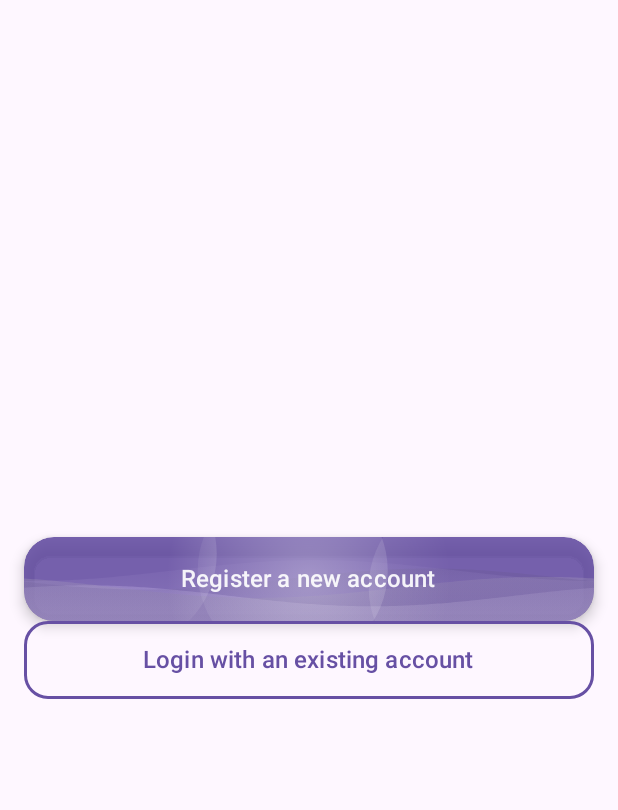
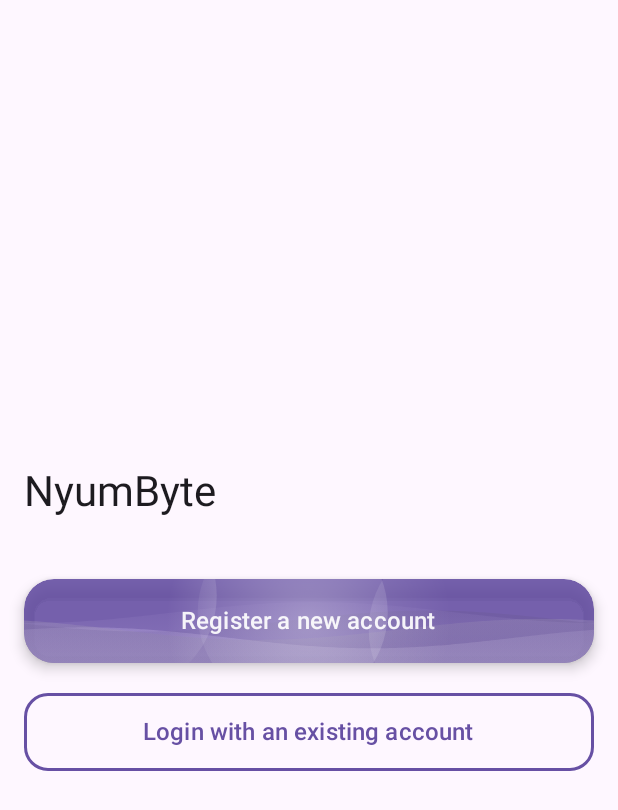
Before and after one commit to Raziqrr/NyumByte, an Android app built with Jetpack Compose: the screen it shows after launch (MainActivity), on a phone screen of 412 x 824 dp. Shown: the top 810 px of the screen. Run offline under Robolectric (Android 15) with nearby library versions, the phone set to English and light mode, and no system bars; our stand-ins replace Firebase (no records; nobody signed in at launch, a user with empty details on screens opened directly), Room's generated code, accompanist; libraries missing offline, so code that uses them is left out: com.google.accompanist.navigation, com.google.ai.client.

Commit message:
fix nav2

```diff
--- a/app/src/main/java/com/example/nyumbyte/ui/NyumByteApp.kt
+++ b/app/src/main/java/com/example/nyumbyte/ui/NyumByteApp.kt
@@ -32,6 +32,7 @@ import com.example.nyumbyte.ui.navigation.NBNavHost
 import com.example.nyumbyte.ui.navigation.Screens
 import com.example.nyumbyte.ui.screens.challenges.ChallengeViewModel
 import com.example.nyumbyte.ui.screens.dietplanner.DietPlanViewModel
+import com.example.nyumbyte.ui.screens.foodscanner.FoodScannerViewModel
 import com.example.nyumbyte.ui.screens.profile.ProfileViewModel
 import com.example.nyumbyte.ui.screens.rewards.RewardViewModel
 
@@ -63,6 +64,7 @@ fun NyumByteApp(
         val chatViewModel: ChatViewModel = viewModel()
         val profileViewModel: ProfileViewModel = viewModel()
         val challengeViewModel: ChallengeViewModel = viewModel()
+        val foodScannerViewModel: FoodScannerViewModel = viewModel()
 
 
         NBNavHost(
@@ -74,7 +76,8 @@ fun NyumByteApp(
             startDestination = Screens.SplashScreen.name,
             rewardViewModel = null,
             profileViewModel = profileViewModel,
-            challengeViewModel = challengeViewModel
+            challengeViewModel = challengeViewModel,
+            foodScannerViewModel = foodScannerViewModel
         )
     }
 }
--- a/app/src/main/java/com/example/nyumbyte/ui/navigation/NBNavHost.kt
+++ b/app/src/main/java/com/example/nyumbyte/ui/navigation/NBNavHost.kt
@@ -2,7 +2,7 @@
  * @Author: Raziqrr rzqrdzn03@gmail.com
  * @Date: 2025-06-06 01:50:49
  * @LastEditors: Raziqrr rzqrdzn03@gmail.com
- * @LastEditTime: 2025-06-20 10:27:46
+ * @LastEditTime: 2025-06-20 10:50:34
  * @FilePath: app/src/main/java/com/example/nyumbyte/ui/navigation/NBNavHost.kt
  * @Description: 这是默认设置,可以在设置》工具》File Description中进行配置
  */
@@ -44,6 +44,9 @@ import com.example.nyumbyte.ui.screens.challenges.Challenge
 import com.example.nyumbyte.ui.screens.challenges.ChallengeDetailPage
 import com.example.nyumbyte.ui.screens.challenges.ChallengePage
 import com.example.nyumbyte.ui.screens.challenges.ChallengeViewModel
+import com.example.nyumbyte.ui.screens.foodscanner.FoodScannerViewModel
+import com.example.nyumbyte.ui.screens.foodscanner.ResultScreen
+import com.example.nyumbyte.ui.screens.foodscanner.ScanScreen
 import com.example.nyumbyte.ui.screens.health.HealthAnalyticsScreen
 import com.example.nyumbyte.ui.screens.profile.ProfileScreen
 import com.example.nyumbyte.ui.screens.profile.ProfileViewModel
@@ -66,7 +69,8 @@ fun NBNavHost(
     rewardViewModel: RewardViewModel? = null,
     profileViewModel: ProfileViewModel,
     uid: String? = null,
-    challengeViewModel: ChallengeViewModel
+    challengeViewModel: ChallengeViewModel,
+    foodScannerViewModel: FoodScannerViewModel
 ) {
     // Define a reusable animation spec for slide transitions
     val slideAnimationSpec = tween<IntOffset>(
@@ -144,7 +148,8 @@ fun NBNavHost(
                 authViewModel,
                 chatViewModel,
                 profileViewModel,
-                challengeViewModel
+                challengeViewModel,
+                foodScannerViewModel
             )
         }
 
@@ -245,6 +250,26 @@ fun NBNavHost(
             )}
         }
 
+        composable(route = Screens.Scan.name){
+            ScanScreen(
+                navController = navController
+            )
+        }
+
+        composable(
+            route = "${Screens.ScanResultBase}/{label}",
+            arguments = listOf(navArgument("label") { type = NavType.StringType })
+        ) {
+            val label = it.arguments?.getString("label") ?: ""
+            ResultScreen(
+                label = label,
+                navController = navController,
+                viewModel = foodScannerViewModel,
+                userViewModel = userViewModel
+            )
+        }
+
+
 
         composable(route = Screens.ChallengePage.name){
             ChallengePage(
--- a/app/src/main/java/com/example/nyumbyte/ui/navigation/Routes.kt
+++ b/app/src/main/java/com/example/nyumbyte/ui/navigation/Routes.kt
@@ -2,7 +2,7 @@
  * @Author: Raziqrr rzqrdzn03@gmail.com
  * @Date: 2025-06-06 01:05:24
  * @LastEditors: Raziqrr rzqrdzn03@gmail.com
- * @LastEditTime: 2025-06-20 10:27:05
+ * @LastEditTime: 2025-06-20 10:34:54
  * @FilePath: app/src/main/java/com/example/nyumbyte/ui/navigation/Routes.kt
  * @Description: 这是默认设置,可以在设置》工具》File Description中进行配置
  */
@@ -34,6 +34,10 @@ enum class Screens(@StringRes val title: Int){
 
     companion object {
         const val ChallengeDetailBase = "challenge_detail"
+        const val ScanResultBase = "scan_result"
+
         fun challengeDetailWithArgs(challengeId: String) = "$ChallengeDetailBase/$challengeId"
+        fun scanResultWithArgs(label: String) = "$ScanResultBase/$label"
     }
+
 }
--- a/app/src/main/java/com/example/nyumbyte/ui/screens/splash/NBSplashScreen.kt
+++ b/app/src/main/java/com/example/nyumbyte/ui/screens/splash/NBSplashScreen.kt
@@ -5,9 +5,13 @@ import PrimaryButton
 import android.util.Log
 import androidx.compose.foundation.layout.Box
 import androidx.compose.foundation.layout.Column
+import androidx.compose.foundation.layout.Spacer
 import androidx.compose.foundation.layout.fillMaxSize
+import androidx.compose.foundation.layout.height
 import androidx.compose.foundation.layout.padding
 import androidx.compose.material3.CircularProgressIndicator
+import androidx.compose.material3.MaterialTheme
+import androidx.compose.material3.Text
 import androidx.compose.runtime.Composable
 import androidx.compose.runtime.LaunchedEffect
 import androidx.compose.runtime.getValue
@@ -68,12 +72,19 @@ fun NBSplashScreen(
             Column(
                 modifier = Modifier.padding(16.dp)
             ) {
+                Text(
+                    "NyumByte",
+                    style = MaterialTheme.typography.headlineMedium,
+                    color = MaterialTheme.colorScheme.onSurface
+                )
+                Spacer(modifier = Modifier.height(40.dp))
                 PrimaryButton(
                     text = "Register a new account",
                     onClick = { navController.navigate(Screens.Register.name) },
                     icon = null,
                     enabled = true
                 )
+                Spacer(modifier = Modifier.height(20.dp))
                 SecondaryButton(
                     text = "Login with an existing account",
                     onClick = { navController.navigate(Screens.Login.name) },
```
Also changed, not shown: app/src/main/java/com/example/nyumbyte/data/network/firebase/HealthRepository.kt (+22 -0 lines), app/src/main/java/com/example/nyumbyte/ui/screens/foodscanner/ResultScreen.kt (+34 -15 lines), app/src/main/java/com/example/nyumbyte/ui/screens/foodscanner/ScanScreen.kt (+7 -2 lines), app/src/main/java/com/example/nyumbyte/ui/screens/health/HealthAnalytics.kt (+4 -7 lines), app/src/main/java/com/example/nyumbyte/ui/screens/health/HealthViewModel.kt (+11 -0 lines), app/src/main/java/com/example/nyumbyte/ui/screens/home/Home.kt (+7 -4 lines).
